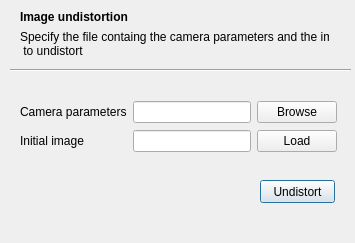
Above: undistort.ui from DianaBorza/camcalib before the change. Below: the same form after it.
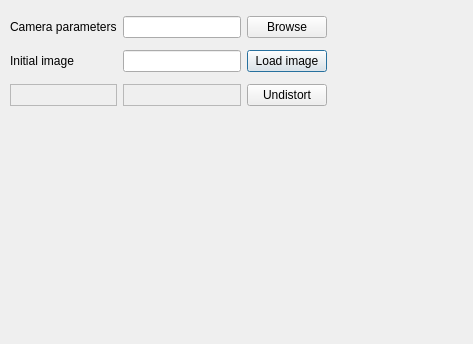
That is the form after the change.

What changed in the file:
```diff
--- a/undistort.ui
+++ b/undistort.ui
@@ -6,79 +6,20 @@
    <rect>
     <x>0</x>
     <y>0</y>
-    <width>355</width>
-    <height>243</height>
+    <width>473</width>
+    <height>344</height>
    </rect>
   </property>
   <property name="windowTitle">
    <string>Undistort</string>
   </property>
-  <widget class="Line" name="line">
+  <widget class="QWidget" name="layoutWidget">
    <property name="geometry">
     <rect>
      <x>10</x>
-     <y>60</y>
-     <width>341</width>
-     <height>20</height>
-    </rect>
-   </property>
-   <property name="orientation">
-    <enum>Qt::Horizontal</enum>
-   </property>
-  </widget>
-  <widget class="QWidget" name="layoutWidget">
-   <property name="geometry">
-    <rect>
-     <x>20</x>
      <y>10</y>
-     <width>309</width>
-     <height>47</height>
-    </rect>
-   </property>
-   <layout class="QFormLayout" name="formLayout_3">
-    <item row="0" column="0">
-     <widget class="QLabel" name="label_3">
-      <property name="font">
-       <font>
-        <weight>75</weight>
-        <bold>true</bold>
-       </font>
-      </property>
-      <property name="text">
-       <string>Image undistortion</string>
-      </property>
-     </widget>
-    </item>
-    <item row="1" column="0">
-     <widget class="QLabel" name="label_4">
-      <property name="text">
-       <string>Specify the file containg the camera parameters and the image 
- to undistort</string>
-      </property>
-     </widget>
-    </item>
-   </layout>
-  </widget>
-  <widget class="QPushButton" name="undistort">
-   <property name="geometry">
-    <rect>
-     <x>260</x>
-     <y>180</y>
-     <width>75</width>
-     <height>23</height>
-    </rect>
-   </property>
-   <property name="text">
-    <string>Undistort</string>
-   </property>
-  </widget>
-  <widget class="QWidget" name="layoutWidget">
-   <property name="geometry">
-    <rect>
-     <x>20</x>
-     <y>100</y>
      <width>317</width>
-     <height>54</height>
+     <height>103</height>
     </rect>
    </property>
    <layout class="QGridLayout" name="gridLayout">
@@ -90,14 +31,7 @@
      </widget>
     </item>
     <item row="0" column="1">
-     <widget class="QLineEdit" name="camParam"/>
-    </item>
-    <item row="0" column="2">
-     <widget class="QPushButton" name="loadParam">
-      <property name="text">
-       <string>Browse</string>
-      </property>
-     </widget>
+     <widget class="QLineEdit" name="lineEdit"/>
     </item>
     <item row="1" column="0">
      <widget class="QLabel" name="label_2">
@@ -112,7 +46,42 @@
     <item row="1" column="2">
      <widget class="QPushButton" name="loadImage">
       <property name="text">
-       <string>Load</string>
+       <string>Load image</string>
+      </property>
+     </widget>
+    </item>
+    <item row="2" column="0">
+     <widget class="QFrame" name="frame">
+      <property name="frameShape">
+       <enum>QFrame::StyledPanel</enum>
+      </property>
+      <property name="frameShadow">
+       <enum>QFrame::Raised</enum>
+      </property>
+     </widget>
+    </item>
+    <item row="2" column="1">
+     <widget class="QFrame" name="frame_2">
+      <property name="frameShape">
+       <enum>QFrame::StyledPanel</enum>
+      </property>
+      <property name="frameShadow">
+       <enum>QFrame::Raised</enum>
+      </property>
+      <layout class="QVBoxLayout" name="verticalLayout"/>
+     </widget>
+    </item>
+    <item row="0" column="2">
+     <widget class="QPushButton" name="pushButton">
+      <property name="text">
+       <string>Browse</string>
+      </property>
+     </widget>
+    </item>
+    <item row="2" column="2">
+     <widget class="QPushButton" name="pushButton_3">
+      <property name="text">
+       <string>Undistort</string>
       </property>
      </widget>
     </item>
```
Left out of the diff: 10 changed lines with no effect on the pictures.
